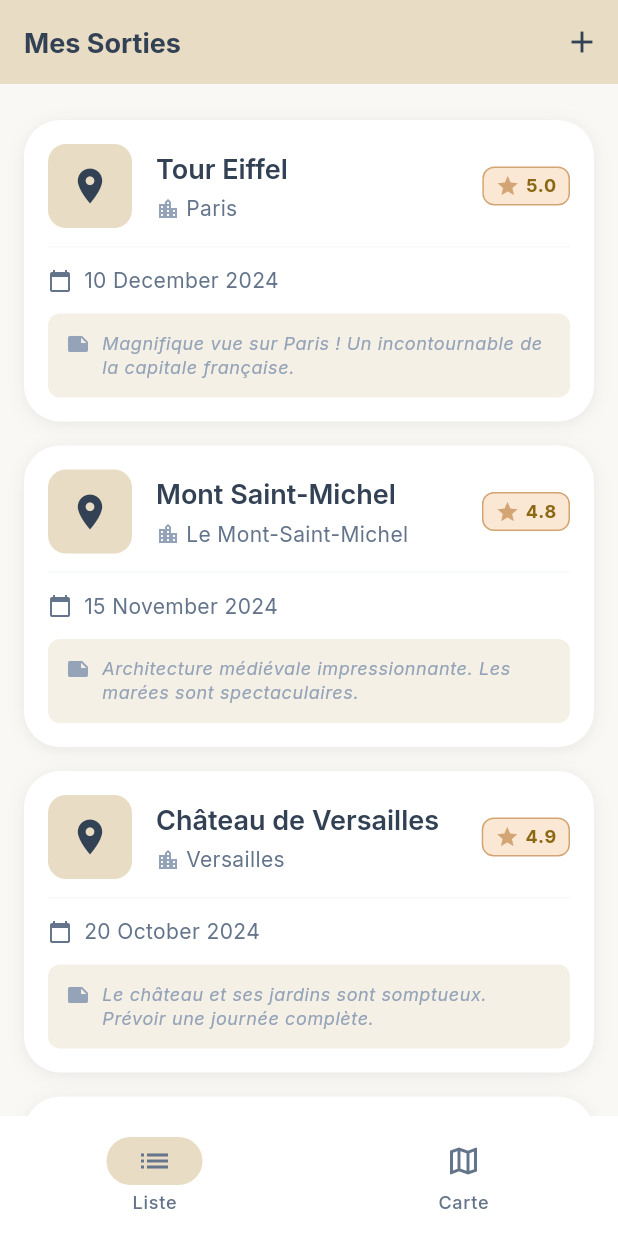
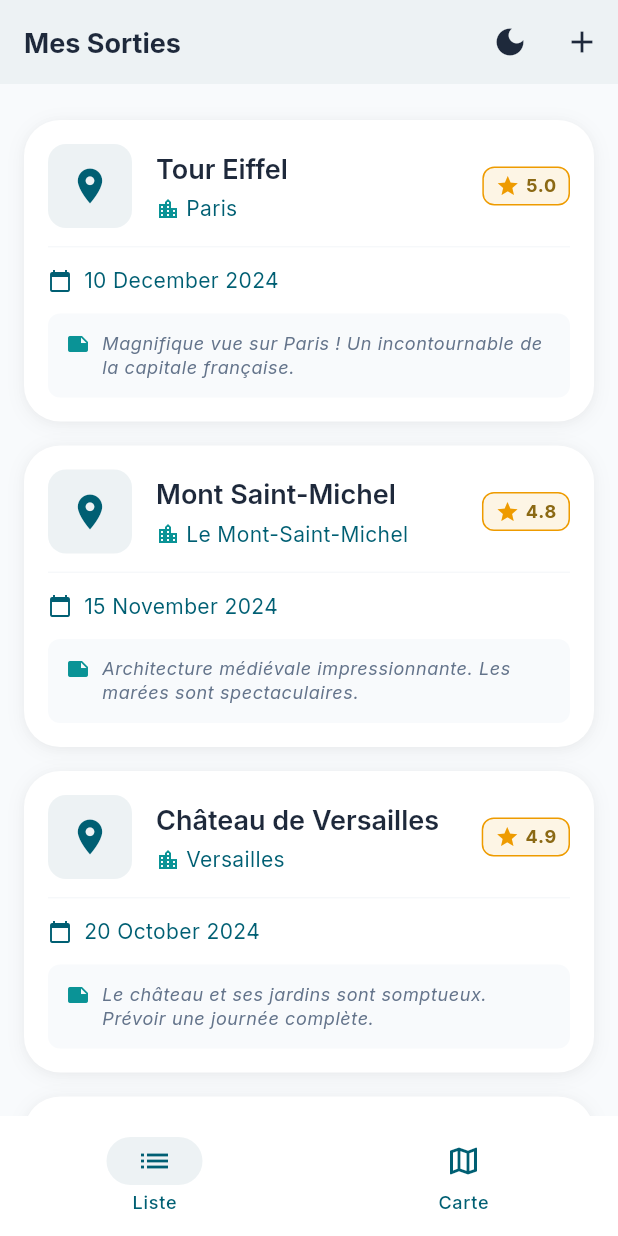
Before and after one commit to AzTaiiyoo/flutter_2025_carnet_voyage, a Flutter app: the screen it shows after launch, on a phone screen of 412 x 824 dp. Run offline on Flutter 3.47's test engine with Material 3 defaults, Android fonts, the phone set to English and light mode, and no system bars; our stand-ins replace flutter_bloc, flutter_map, geocoding, google_fonts, image_picker, latlong2.

Commit message:
feat(theme switch & update): Ajout d'un bouton pour passer du thème clair à sombre et update des couleurs du thème.

```diff
--- /dev/null
+++ b/flutter_2025_carnet_voyage/lib/blocs/theme_cubit.dart
@@ -0,0 +1,26 @@
+import 'package:flutter/material.dart';
+import 'package:flutter_bloc/flutter_bloc.dart';
+
+class ThemeCubit extends Cubit<ThemeMode> {
+  ThemeCubit() : super(ThemeMode.system);
+
+  void toggleTheme() {
+    if (state == ThemeMode.light) {
+      emit(ThemeMode.dark);
+    } else {
+      emit(ThemeMode.light);
+    }
+  }
+
+  void setThemeMode(ThemeMode mode) {
+    emit(mode);
+  }
+
+  void setLightMode() => emit(ThemeMode.light);
+  void setDarkMode() => emit(ThemeMode.dark);
+  void setSystemMode() => emit(ThemeMode.system);
+
+  bool get isDarkMode => state == ThemeMode.dark;
+  bool get isLightMode => state == ThemeMode.light;
+  bool get isSystemMode => state == ThemeMode.system;
+}
--- a/flutter_2025_carnet_voyage/lib/core/theme/app_colors.dart
+++ b/flutter_2025_carnet_voyage/lib/core/theme/app_colors.dart
@@ -1,75 +1,61 @@
 import 'package:flutter/material.dart';
 
-/// Palette de couleurs centralisée inspirée de la nature
-/// Utilisation: AppColors.slateBlue, AppColors.light.surface, etc.
+/// Palette de couleurs centralisée avec approches sémantique
+/// Permet de changer de palette sans renommer les variables dans tout le code
 abstract class AppColors {
   // ============================================
-  // PALETTE NATURE PRINCIPALE
+  // PALETTE DE RÉFÉRENCE (LITTÉRALE)
+  // On définit ici les couleurs "physiques"
   // ============================================
 
-  /// Bleu ardoise - Couleur primaire sophistiquée
-  static const Color slateBlue = Color(0xFF64748B);
-  static const Color slateBlueLight = Color(0xFF94A3B8);
-  static const Color slateBlueDark = Color(0xFF475569);
+  // Bleus (L'eau)
+  static const Color oceanBlue = Color(0xFF005F73);
+  static const Color oceanBlueLight = Color(0xFF0A9396);
+  static const Color oceanBlueDark = Color(0xFF001219);
 
-  /// Vert sauge - Accent nature, succès
-  static const Color sageGreen = Color(0xFF84A98C);
-  static const Color sageGreenLight = Color(0xFFA7C4AD);
-  static const Color sageGreenDark = Color(0xFF52796F);
+  // Verts (La montagne)
+  static const Color forestGreen = Color(0xFF1B4332);
+  static const Color forestGreenLight = Color(0xFF2D6A4F);
+  static const Color forestGreenDark = Color(0xFF081C15);
 
-  /// Beige sable - Surfaces chaudes
-  static const Color sandBeige = Color(0xFFE8DCC4);
-  static const Color sandBeigeLight = Color(0xFFF5F0E6);
-  static const Color sandBeigeDark = Color(0xFFD4C4A8);
+  // Gris/Mousse (Surfaces)
+  static const Color mistGrey = Color(0xFFEDF2F4);
+  static const Color mistGreyLight = Color(0xFFF8FAFC);
+  static const Color mistGreyDark = Color(0xFF8D99AE);
 
-  /// Blanc chaud - Arrière-plan principal
-  static const Color warmWhite = Color(0xFFFAF8F5);
-  static const Color warmWhiteDark = Color(0xFF1A1A18);
-
-  /// Ardoise profond - Texte principal
-  static const Color deepSlate = Color(0xFF334155);
-  static const Color deepSlateLight = Color(0xFFE2E8F0);
+  // Accents & Sémantique
+  static const Color mountainGold = Color(0xFFEE9B00); // Pour les notes
+  static const Color terraCotta = Color(0xFFBC6C5C); // Pour les erreurs
 
   // ============================================
-  // COULEURS SÉMANTIQUES
+  // JETONS SÉMANTIQUES (L'USAGE)
+  // C'est ce que les thèmes utilisent
   // ============================================
 
-  /// Succès
-  static const Color success = Color(0xFF84A98C);
-  static const Color successLight = Color(0xFFD1E7D4);
+  static const Color brandPrimary = oceanBlue;
+  static const Color brandPrimaryVariant = oceanBlueLight;
 
-  /// Avertissement (ambre doré naturel)
-  static const Color warning = Color(0xFFD4A574);
-  static const Color warningLight = Color(0xFFFAE8D4);
+  static const Color brandSecondary = forestGreen;
+  static const Color brandSecondaryVariant = forestGreenLight;
 
-  /// Erreur (terre cuite)
-  static const Color error = Color(0xFFBC6C5C);
-  static const Color errorLight = Color(0xFFF8E4E0);
+  static const Color surfaceAccent = mistGrey;
+  static const Color surfaceAccentVariant = mistGreyLight;
 
-  /// Information
-  static const Color info = Color(0xFF64748B);
-  static const Color infoLight = Color(0xFFE0E5EB);
+  static const Color backgroundLight = Color(0xFFF8FAFC);
+  static const Color backgroundDark = Color(0xFF0F172A);
 
   // ============================================
   // COULEURS POUR LES PHOTOS VIBRANTES
   // ============================================
 
-  /// Overlay pour faire ressortir les photos
   static const Color photoOverlay = Color(0x0A000000);
-
-  /// Bordure subtile pour les photos
   static const Color photoBorder = Color(0x1A000000);
 
   // ============================================
-  // LIGHT THEME COLORS
+  // ACCÈS AUX THÈMES
   // ============================================
 
   static const LightColors light = LightColors();
-
-  // ============================================
-  // DARK THEME COLORS
-  // ============================================
-
   static const DarkColors dark = DarkColors();
 }
 
@@ -78,30 +64,31 @@ class LightColors {
   const LightColors();
 
   // Surfaces
-  Color get background => AppColors.warmWhite;
+  Color get background => AppColors.backgroundLight;
   Color get surface => Colors.white;
-  Color get surfaceVariant => AppColors.sandBeigeLight;
+  Color get surfaceVariant => AppColors.surfaceAccentVariant;
 
   // Primary
-  Color get primary => AppColors.slateBlue;
-  Color get primaryContainer => AppColors.sandBeige;
+  Color get primary => AppColors.brandPrimary;
+  Color get primaryContainer => AppColors.surfaceAccent;
   Color get onPrimary => Colors.white;
-  Color get onPrimaryContainer => AppColors.deepSlate;
+  Color get onPrimaryContainer => AppColors.brandPrimary;
 
   // Secondary
-  Color get secondary => AppColors.sageGreen;
-  Color get secondaryContainer => AppColors.sageGreenLight;
+  Color get secondary => AppColors.brandSecondary;
+  Color get secondaryContainer =>
+      AppColors.brandSecondaryVariant.withOpacity(0.1);
   Color get onSecondary => Colors.white;
-  Color get onSecondaryContainer => AppColors.sageGreenDark;
+  Color get onSecondaryContainer => AppColors.brandSecondary;
 
   // Tertiary
-  Color get tertiary => AppColors.warning;
-  Color get tertiaryContainer => AppColors.warningLight;
+  Color get tertiary => AppColors.mountainGold;
+  Color get tertiaryContainer => AppColors.mountainGold.withOpacity(0.1);
 
   // Text
-  Color get textPrimary => AppColors.deepSlate;
-  Color get textSecondary => AppColors.slateBlue;
-  Color get textTertiary => AppColors.slateBlueLight;
+  Color get textPrimary => const Color(0xFF1E293B);
+  Color get textSecondary => AppColors.brandPrimary;
+  Color get textTertiary => const Color(0xFF64748B);
   Color get textOnDark => Colors.white;
 
   // Borders & Dividers
@@ -110,8 +97,8 @@ class LightColors {
 
   // States
   Color get disabled => const Color(0xFFCBD5E1);
-  Color get error => AppColors.error;
-  Color get success => AppColors.success;
+  Color get error => AppColors.terraCotta;
+  Color get success => AppColors.forestGreen;
 }
 
 /// Couleurs pour le thème sombre
@@ -119,38 +106,38 @@ class DarkColors {
   const DarkColors();
 
   // Surfaces
-  Color get background => AppColors.warmWhiteDark;
-  Color get surface => const Color(0xFF262624);
-  Color get surfaceVariant => const Color(0xFF3A3A36);
+  Color get background => AppColors.backgroundDark;
+  Color get surface => const Color(0xFF1E293B);
+  Color get surfaceVariant => const Color(0xFF334155);
 
   // Primary
-  Color get primary => AppColors.slateBlueLight;
-  Color get primaryContainer => AppColors.slateBlueDark;
-  Color get onPrimary => AppColors.deepSlate;
-  Color get onPrimaryContainer => AppColors.deepSlateLight;
+  Color get primary => AppColors.brandPrimaryVariant;
+  Color get primaryContainer => const Color(0xFF001219);
+  Color get onPrimary => Colors.white;
+  Color get onPrimaryContainer => AppColors.brandPrimaryVariant;
 
   // Secondary
-  Color get secondary => AppColors.sageGreenLight;
-  Color get secondaryContainer => AppColors.sageGreenDark;
-  Color get onSecondary => AppColors.deepSlate;
-  Color get onSecondaryContainer => AppColors.sageGreenLight;
+  Color get secondary => AppColors.brandSecondaryVariant;
+  Color get secondaryContainer => AppColors.forestGreenDark;
+  Color get onSecondary => Colors.white;
+  Color get onSecondaryContainer => AppColors.brandSecondaryVariant;
 
   // Tertiary
-  Color get tertiary => AppColors.warning;
+  Color get tertiary => AppColors.mountainGold;
   Color get tertiaryContainer => const Color(0xFF5C4A3A);
 
   // Text
-  Color get textPrimary => AppColors.deepSlateLight;
-  Color get textSecondary => AppColors.slateBlueLight;
-  Color get textTertiary => AppColors.slateBlue;
-  Color get textOnDark => AppColors.deepSlate;
+  Color get textPrimary => const Color(0xFFF1F5F9);
+  Color get textSecondary => AppColors.brandPrimaryVariant;
+  Color get textTertiary => const Color(0xFF94A3B8);
+  Color get textOnDark => const Color(0xFF0F172A);
 
   // Borders & Dividers
-  Color get border => const Color(0xFF4A4A46);
-  Color get divider => const Color(0xFF3A3A36);
+  Color get border => const Color(0xFF334155);
+  Color get divider => const Color(0xFF1E293B);
 
   // States
-  Color get disabled => const Color(0xFF64645E);
-  Color get error => AppColors.error;
-  Color get success => AppColors.sageGreenLight;
+  Color get disabled => const Color(0xFF475569);
+  Color get error => AppColors.terraCotta;
+  Color get success => AppColors.forestGreenLight;
 }
--- a/flutter_2025_carnet_voyage/lib/core/theme/app_theme_extensions.dart
+++ b/flutter_2025_carnet_voyage/lib/core/theme/app_theme_extensions.dart
@@ -66,9 +66,9 @@ class LifeLogThemeExtension extends ThemeExtension<LifeLogThemeExtension> {
       boxShadow: AppShadows.photo,
     ),
     ratingBadgeDecoration: BoxDecoration(
-      color: AppColors.warningLight,
+      color: AppColors.mountainGold.withOpacity(0.1),
       borderRadius: AppSpacing.buttonRadius,
-      border: Border.all(color: AppColors.warning, width: 1),
+      border: Border.all(color: AppColors.mountainGold, width: 1),
     ),
     searchBarDecoration: BoxDecoration(
       color: Colors.white,
@@ -76,12 +76,12 @@ class LifeLogThemeExtension extends ThemeExtension<LifeLogThemeExtension> {
       boxShadow: AppShadows.searchBar,
     ),
     noteContainerDecoration: BoxDecoration(
-      color: AppColors.sandBeigeLight,
+      color: AppColors.surfaceAccentVariant,
       borderRadius: AppSpacing.buttonRadius,
     ),
-    iconColor: AppColors.slateBlue,
-    iconColorSecondary: AppColors.slateBlueLight,
-    ratingStarColor: AppColors.warning,
+    iconColor: AppColors.brandPrimary,
+    iconColorSecondary: AppColors.brandPrimaryVariant,
+    ratingStarColor: AppColors.mountainGold,
     ratingTextColor: const Color(0xFF8B6914),
   );
 
@@ -102,9 +102,9 @@ class LifeLogThemeExtension extends ThemeExtension<LifeLogThemeExtension> {
       boxShadow: AppShadows.softDark,
     ),
     ratingBadgeDecoration: BoxDecoration(
-      color: const Color(0xFF4A3D2A),
+      color: AppColors.mountainGold.withOpacity(0.2),
       borderRadius: AppSpacing.buttonRadius,
-      border: Border.all(color: AppColors.warning, width: 1),
+      border: Border.all(color: AppColors.mountainGold, width: 1),
     ),
     searchBarDecoration: BoxDecoration(
       color: AppColors.dark.surface,
@@ -115,10 +115,10 @@ class LifeLogThemeExtension extends ThemeExtension<LifeLogThemeExtension> {
       color: AppColors.dark.surfaceVariant,
       borderRadius: AppSpacing.buttonRadius,
     ),
-    iconColor: AppColors.slateBlueLight,
-    iconColorSecondary: AppColors.slateBlue,
-    ratingStarColor: AppColors.warning,
-    ratingTextColor: AppColors.warningLight,
+    iconColor: AppColors.brandPrimaryVariant,
+    iconColorSecondary: AppColors.brandPrimary,
+    ratingStarColor: AppColors.mountainGold,
+    ratingTextColor: AppColors.mountainGold,
   );
 
   @override
--- a/flutter_2025_carnet_voyage/lib/main.dart
+++ b/flutter_2025_carnet_voyage/lib/main.dart
@@ -4,6 +4,7 @@ import 'package:flutter_localizations/flutter_localizations.dart';
 import 'package:flutter_2025_carnet_voyage/routes/routes.dart';
 import 'package:flutter_2025_carnet_voyage/blocs/sortie_cubit.dart';
 import 'package:flutter_2025_carnet_voyage/blocs/map_cubit.dart';
+import 'package:flutter_2025_carnet_voyage/blocs/theme_cubit.dart';
 import 'package:flutter_2025_carnet_voyage/repositories/geo_coding_repository.dart';
 import 'package:flutter_2025_carnet_voyage/repositories/weather_repository.dart';
 import 'package:flutter_2025_carnet_voyage/core/theme/app_theme.dart';
@@ -39,8 +40,13 @@ class MyApp extends StatelessWidget {
               weatherRepository: weatherRepository,
             ),
           ),
+          // Cubit pour le thème
+          BlocProvider<ThemeCubit>(create: (context) => ThemeCubit()),
         ],
-        child: MaterialApp(
+        // BlocBuilder pour reconstruire MaterialApp quand le thème change
+        child: BlocBuilder<ThemeCubit, ThemeMode>(
+          builder: (context, themeMode) {
+            return MaterialApp(
               title: 'Carnet de Voyage',
               debugShowCheckedModeBanner: false,
 
@@ -55,9 +61,11 @@ class MyApp extends StatelessWidget {
 
               theme: AppTheme.light(),
               darkTheme: AppTheme.dark(),
-          themeMode: ThemeMode.system,
+              themeMode: themeMode,
               routes: Routes.allRoutes,
               initialRoute: Routes.home,
+            );
+          },
         ),
       ),
     );
--- a/flutter_2025_carnet_voyage/lib/ui/screen/home.dart
+++ b/flutter_2025_carnet_voyage/lib/ui/screen/home.dart
@@ -1,6 +1,8 @@
 import 'package:flutter/material.dart';
+import 'package:flutter_bloc/flutter_bloc.dart';
 import 'package:flutter_2025_carnet_voyage/ui/screen/add_activity.dart';
 import 'package:flutter_2025_carnet_voyage/ui/view/map_view.dart';
+import 'package:flutter_2025_carnet_voyage/blocs/theme_cubit.dart';
 import '../view/list.dart';
 
 /// Écran principal avec navigation bottom bar
@@ -51,6 +53,7 @@ class _HomeState extends State<Home> {
     final theme = Theme.of(context);
     final colorScheme = theme.colorScheme;
     final textTheme = theme.textTheme;
+    final isDarkMode = theme.brightness == Brightness.dark;
 
     return Scaffold(
       appBar: AppBar(
@@ -71,6 +74,13 @@ class _HomeState extends State<Home> {
               )
             : null,
         actions: [
+          IconButton(
+            icon: Icon(isDarkMode ? Icons.light_mode : Icons.dark_mode),
+            tooltip: isDarkMode ? 'Mode clair' : 'Mode sombre',
+            onPressed: () {
+              context.read<ThemeCubit>().toggleTheme();
+            },
+          ),
           if (currentPageIndex == 0)
             IconButton(
               icon: const Icon(Icons.add),
```
Lines whose indentation alone changed are shown as unchanged.
